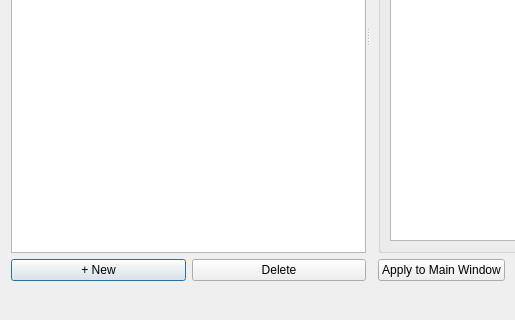
This is ui/presets_dialog.ui in Arean82/FFmpeg-Modular-Batch-GUI as Qt 5 draws it before an edit; both pictures show x 0 to 515 and y 220 to 540 of the 780 by 540 pixel window. The edited form follows.
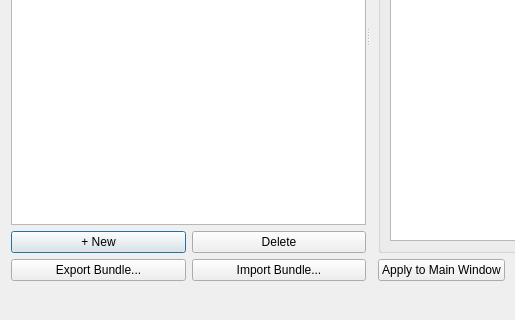
This is the edited form.

Commit message: feat: add system power inhibitor, thermal guard, script export, and desktop integration

The edit to the form file:
```diff
--- a/ui/presets_dialog.ui
+++ b/ui/presets_dialog.ui
@@ -61,6 +61,24 @@
          </item>
         </layout>
        </item>
+       <item>
+        <layout class="QHBoxLayout" name="bundleBtnLayout">
+         <item>
+          <widget class="QPushButton" name="btnExportPresets">
+           <property name="text">
+            <string>Export Bundle...</string>
+           </property>
+          </widget>
+         </item>
+         <item>
+          <widget class="QPushButton" name="btnImportPresets">
+           <property name="text">
+            <string>Import Bundle...</string>
+           </property>
+          </widget>
+         </item>
+        </layout>
+       </item>
       </layout>
      </widget>
      <widget class="QWidget" name="rightWidget" native="true">
```
The commit also changes 30 other files.
